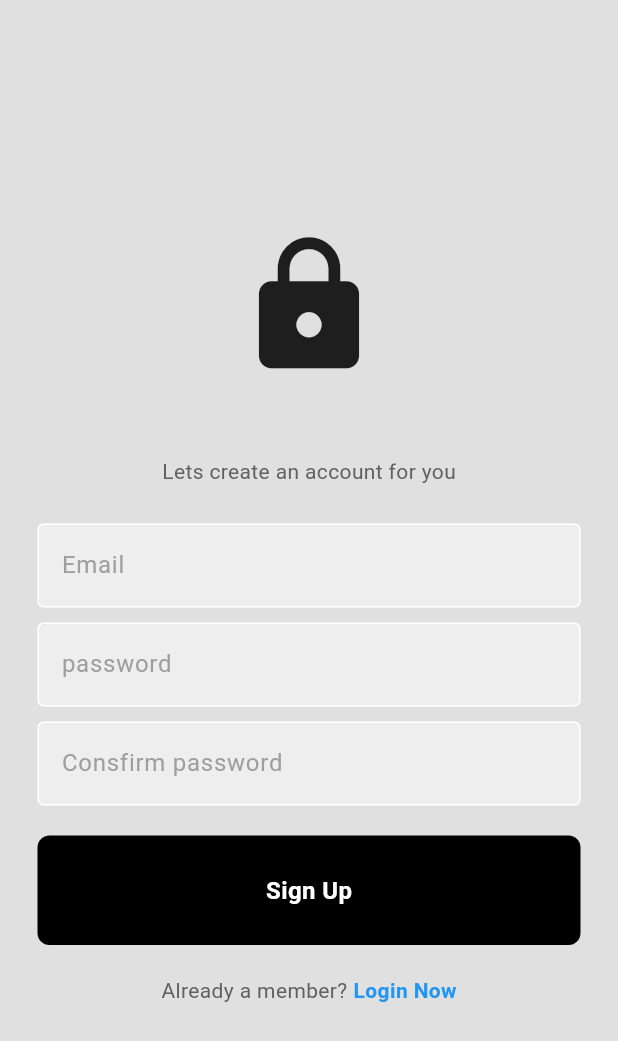
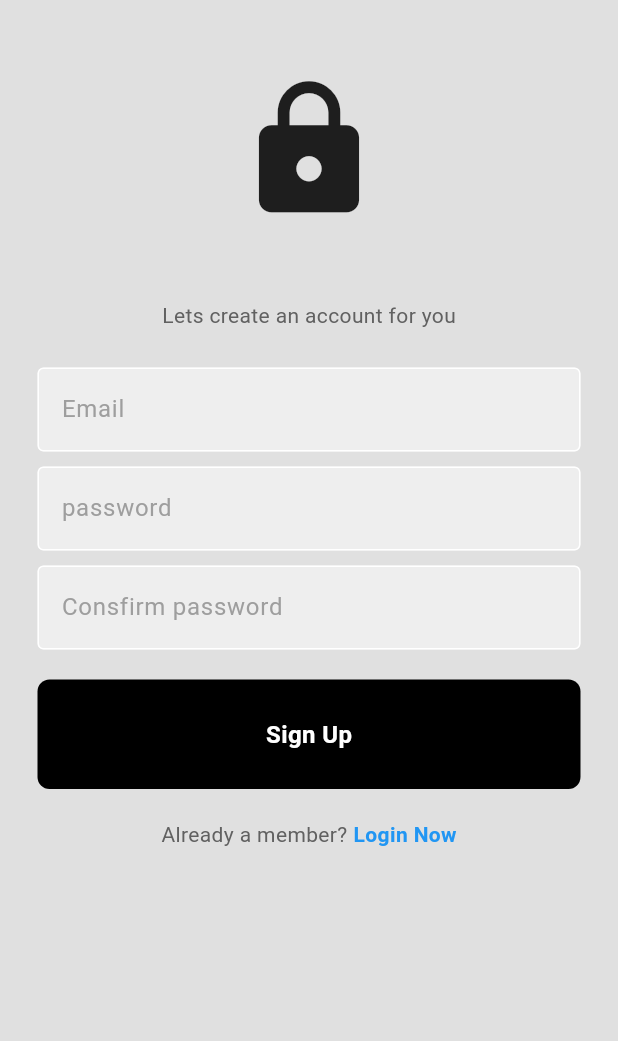
Before and after one commit to Luvianto/lihat_lukis, a Flutter app: the RegisterPage screen opened directly with empty values, on a phone screen of 412 x 824 dp. Shown: the top 1041 px of the screen. Run offline on Flutter 3.47's test engine with Material 3 defaults, Android fonts, the phone set to English and light mode, and no system bars; our stand-ins replace cloud_firestore, firebase_auth, firebase_core; accounts and stored records are empty.

Commit message:
Modified for Presentation
There was some problem when running the app on Android Emulator when i was preparing for my presentation

```diff
--- a/lib/pages/home_page.dart
+++ b/lib/pages/home_page.dart
@@ -89,8 +89,8 @@ class _HomePageState extends State<HomePage> {
       body: GridView.custom(
         gridDelegate: SliverQuiltedGridDelegate(
           crossAxisCount: 4,
-          mainAxisSpacing: 0,
-          crossAxisSpacing: 0,
+          mainAxisSpacing: 1,
+          crossAxisSpacing: 1,
           repeatPattern: QuiltedGridRepeatPattern.inverted,
           pattern: [
             QuiltedGridTile(2, 2),
--- a/lib/pages/register_page.dart
+++ b/lib/pages/register_page.dart
@@ -87,9 +87,11 @@ class _RegisterPageState extends State<RegisterPage> {
       body: SafeArea(
         child: Padding(
           padding: const EdgeInsets.symmetric(horizontal: 25.0),
+          child: SingleChildScrollView(
             child: Column(
               mainAxisAlignment: MainAxisAlignment.center,
               children: [
+                const SizedBox(height: 50),
                 //logo
                 const Icon(
                   Icons.lock,
@@ -165,6 +167,7 @@ class _RegisterPageState extends State<RegisterPage> {
             ),
           ),
         ),
+      ),
     );
   }
 }
--- a/lib/pages/search_page.dart
+++ b/lib/pages/search_page.dart
@@ -41,6 +41,9 @@ class _SearchPageState extends State<SearchPage> {
         backgroundColor: Colors.black,
         iconTheme: const IconThemeData(color: Colors.white),
         title: TextFormField(
+          style: const TextStyle(
+            color: Colors.white,
+          ),
           controller: searchController,
           decoration: const InputDecoration(
             labelText: 'Search for a user',
@@ -59,6 +62,7 @@ class _SearchPageState extends State<SearchPage> {
                         .where('username',
                             isGreaterThanOrEqualTo:
                                 searchController.text.toLowerCase())
+                        .orderBy('username')
                         .get(),
                     builder: (context, snapshot) {
                       if (snapshot.hasData) {
```
Lines whose indentation alone changed are shown as unchanged.
